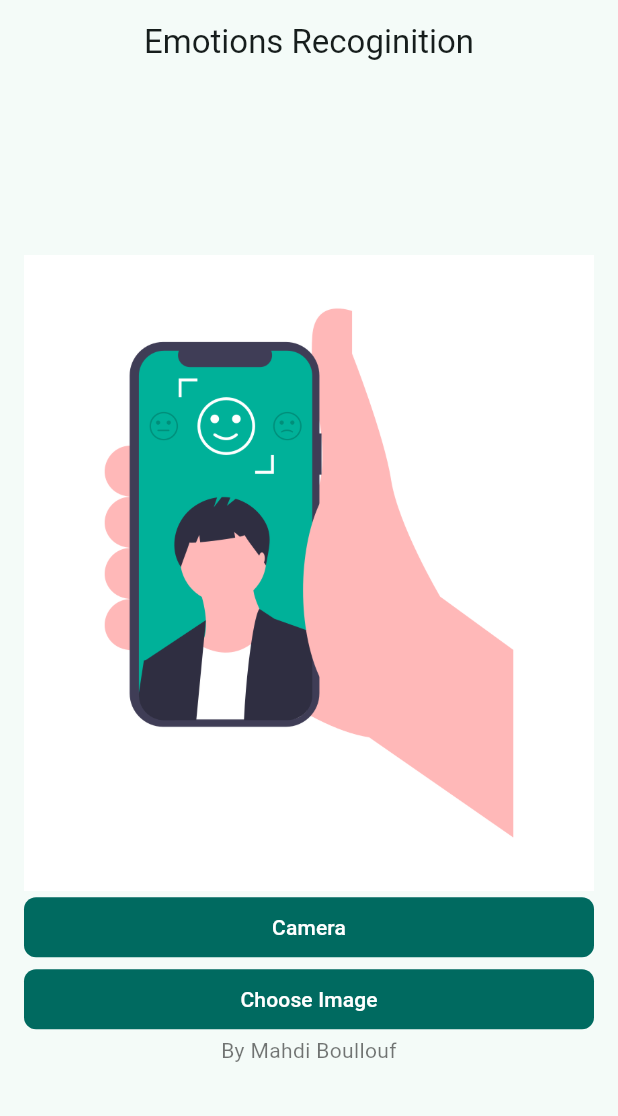
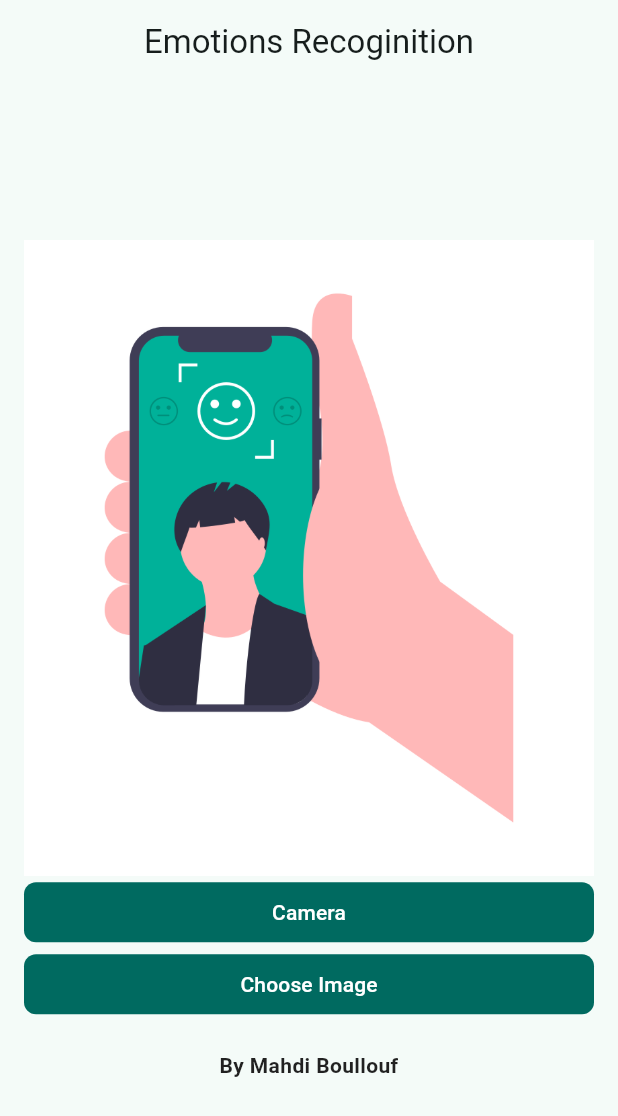
Before and after one commit to Mahdi-Boullouf/emotions_recognition_app, a Flutter app: the screen it shows after launch, after a tap on "Choose Image", on a phone screen of 412 x 824 dp. Shown: the top 1116 px of the screen. Run offline on Flutter 3.47's test engine with Material 2 defaults, Android fonts, the phone set to English and light mode, and no system bars; our stand-ins replace another_flushbar, image_picker; missing offline and left inert: tflite.

Commit message:
some optimizations

```diff
--- a/emorec_app/lib/app.dart
+++ b/emorec_app/lib/app.dart
@@ -14,7 +14,7 @@ class MyApp extends StatelessWidget {
               style: ButtonStyle(
                   shape: MaterialStatePropertyAll(RoundedRectangleBorder(
                       borderRadius: BorderRadius.circular(8)))))),
-      home: HomeScreen(),
+      home: const HomeScreen(),
     );
   }
 }
--- a/emorec_app/lib/view/home_screen.dart
+++ b/emorec_app/lib/view/home_screen.dart
@@ -13,6 +13,7 @@ class HomeScreen extends StatefulWidget {
   State<HomeScreen> createState() => _HomeScreenState();
 }
 
+class _HomeScreenState extends State<HomeScreen> {
   loadModel() async {
     await Tflite.loadModel(
       model: 'assets/models/model.tflite',
@@ -36,10 +37,10 @@ _detectImage(BuildContext context, String image) async {
       String label = predection[0]['label'].substring(2);
 
       Flushbar(
-      duration: Duration(seconds: 2),
+        duration: const Duration(seconds: 2),
         message: label + " confidence : " + confidence.toString() + "%",
         isDismissible: true,
-      margin: EdgeInsets.all(14),
+        margin: const EdgeInsets.all(14),
       ).show(context);
     }
     print(predection);
@@ -58,10 +59,9 @@ _loadImageFromGallery(
   ) async {
     var image = await ImagePicker().pickImage(source: ImageSource.gallery);
     if (image == null) return;
-  _detectImage(context, File(image.path).path);
+    _detectImage(context, image.path);
   }
 
-class _HomeScreenState extends State<HomeScreen> {
   @override
   void initState() {
     // TODO: implement initState
@@ -94,14 +94,18 @@ class _HomeScreenState extends State<HomeScreen> {
                 onPressed: () {
                   _loadImageFromCamera(context);
                 },
-                child: Text('Camera')),
+                child: const Text('Camera')),
             FilledButton(
                 onPressed: () => _loadImageFromGallery(context),
-                child: Text('Choose Image')),
-            Text(
+                child: const Text('Choose Image')),
+            SizedBox(
+              height: 20,
+            ),
+            const Text(
               'By Mahdi Boullouf',
               textAlign: TextAlign.center,
-              style: TextStyle(color: Colors.black54),
+              style:
+                  TextStyle(color: Colors.black87, fontWeight: FontWeight.bold),
             )
           ],
         ),
--- a/emorec_app/lib/view/widgets/button.dart
+++ /dev/null
@@ -1 +0,0 @@
-import 'package:flutter/material.dart';
```
Also changed, not shown: 1 other file. Lines whose indentation alone changed are shown as unchanged.
